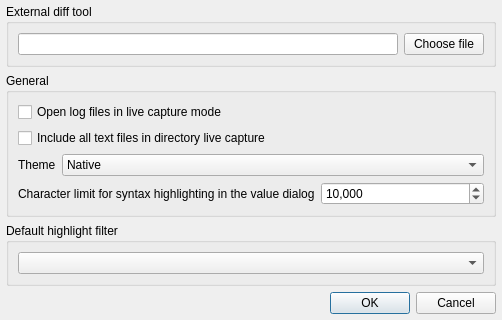
Old version of the form src/optionsdlg.ui in the repository tableau/tableau-log-viewer; both pictures show x 0 to 502 and y 226 to 546 of the 502 by 546 pixel window.
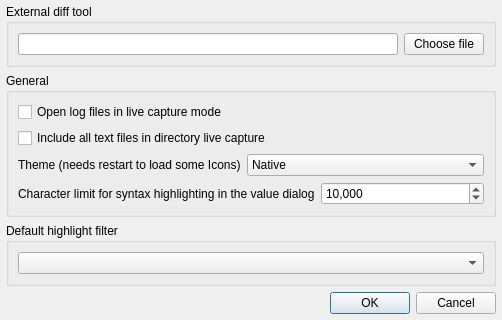
New version of the form.

Commit message: Manage light/dark icon sets

```diff
--- a/src/optionsdlg.ui
+++ b/src/optionsdlg.ui
@@ -204,7 +204,7 @@
           <item row="0" column="0">
            <widget class="QLabel" name="themeLabel">
             <property name="text">
-             <string>Theme</string>
+             <string>Theme (needs restart to load some Icons)</string>
             </property>
            </widget>
           </item>
```
The commit also changes 7 other files.
